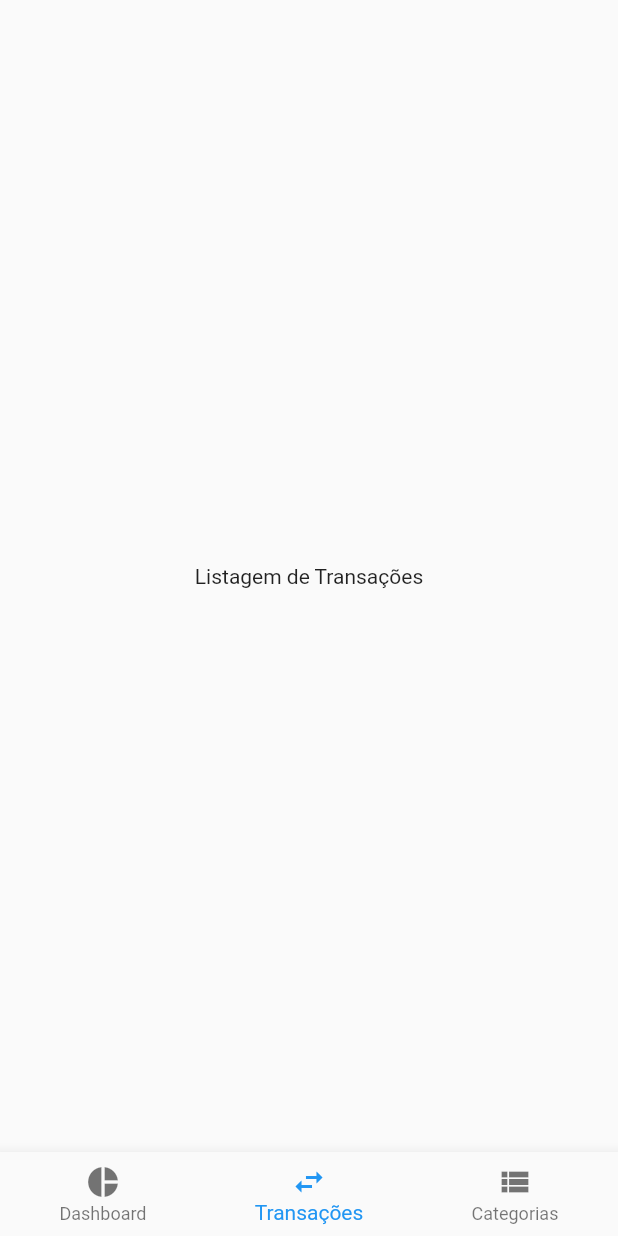
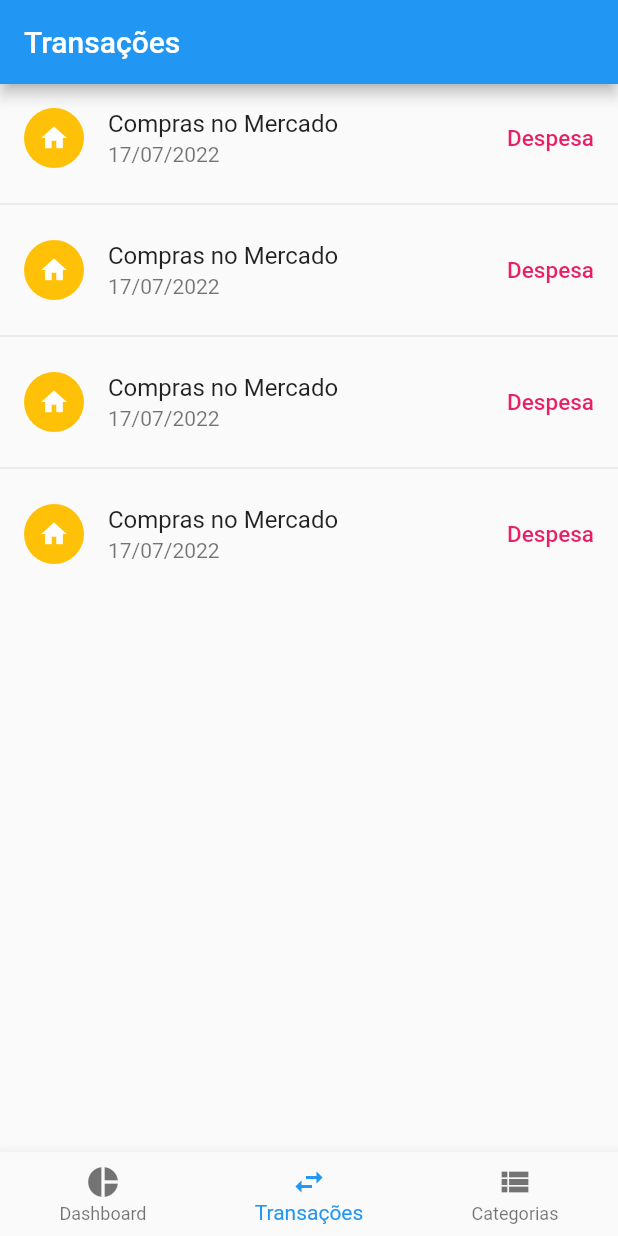
Before and after one commit to dcvieira/financas_pessoais, a Flutter app: the screen it shows after launch, swiped to page 2, on a phone screen of 412 x 824 dp. Run offline on Flutter 3.47's test engine with Material 2 defaults, Android fonts, the phone set to English and light mode, and no system bars.

Commit message:
add categoiras e transacoes ListView

```diff
--- /dev/null
+++ b/lib/components/transacao_list_item.dart
@@ -0,0 +1,29 @@
+import 'package:flutter/material.dart';
+
+class TransacaoListItem extends StatelessWidget {
+  const TransacaoListItem({Key? key}) : super(key: key);
+
+  @override
+  Widget build(BuildContext context) {
+    return const ListTile(
+      leading: CircleAvatar(
+        backgroundColor: Colors.amber,
+        child: Icon(
+          Icons.home,
+          size: 20,
+          color: Colors.white,
+        ),
+      ),
+      title: Text("Compras no Mercado"),
+      subtitle: Text('17/07/2022'),
+      trailing: Text(
+        'Despesa',
+        style: TextStyle(
+          fontWeight: FontWeight.w500,
+          fontSize: 15,
+          color: Colors.pink,
+        ),
+      ),
+    );
+  }
+}
--- a/lib/pages/transacoes_lista_page.dart
+++ b/lib/pages/transacoes_lista_page.dart
@@ -1,3 +1,4 @@
+import 'package:financas_pessoais/components/transacao_list_item.dart';
 import 'package:flutter/material.dart';
 
 class TransacoesListaPage extends StatefulWidget {
@@ -10,8 +11,19 @@ class TransacoesListaPage extends StatefulWidget {
 class _TransacoesListaPageState extends State<TransacoesListaPage> {
   @override
   Widget build(BuildContext context) {
-    return const Center(
-      child: Text('Listagem de Transações'),
+    return Scaffold(
+      appBar: AppBar(title: const Text('Transações')),
+      body: ListView(
+        children: [
+          TransacaoListItem(),
+          Divider(),
+          TransacaoListItem(),
+          Divider(),
+          TransacaoListItem(),
+          Divider(),
+          TransacaoListItem(),
+        ],
+      ),
     );
   }
 }
```
Also changed, not shown: lib/components/categoria_list_item.dart (added, +28 -0 lines), lib/pages/categorias_lista_page.dart (+14 -2 lines).
